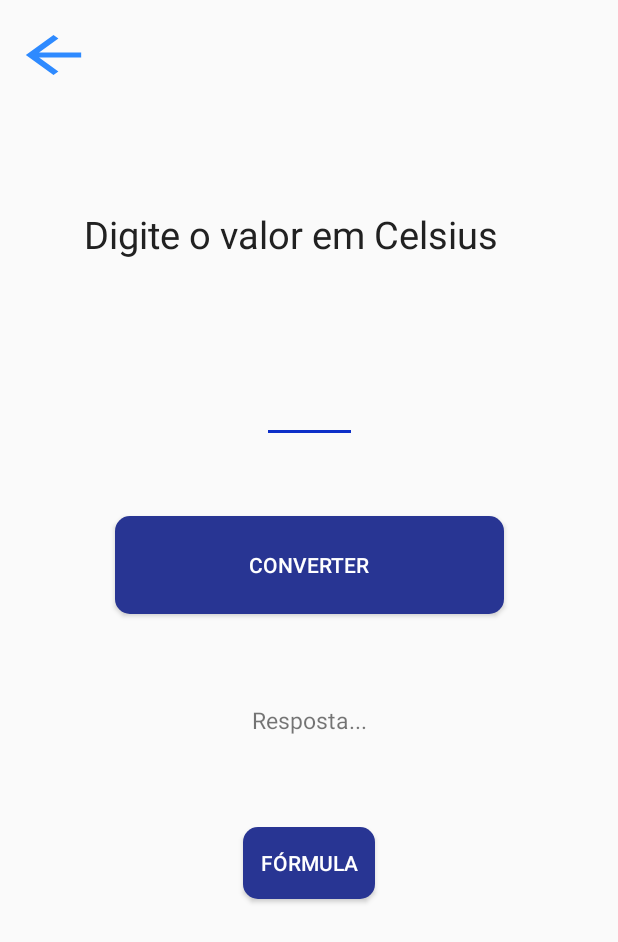
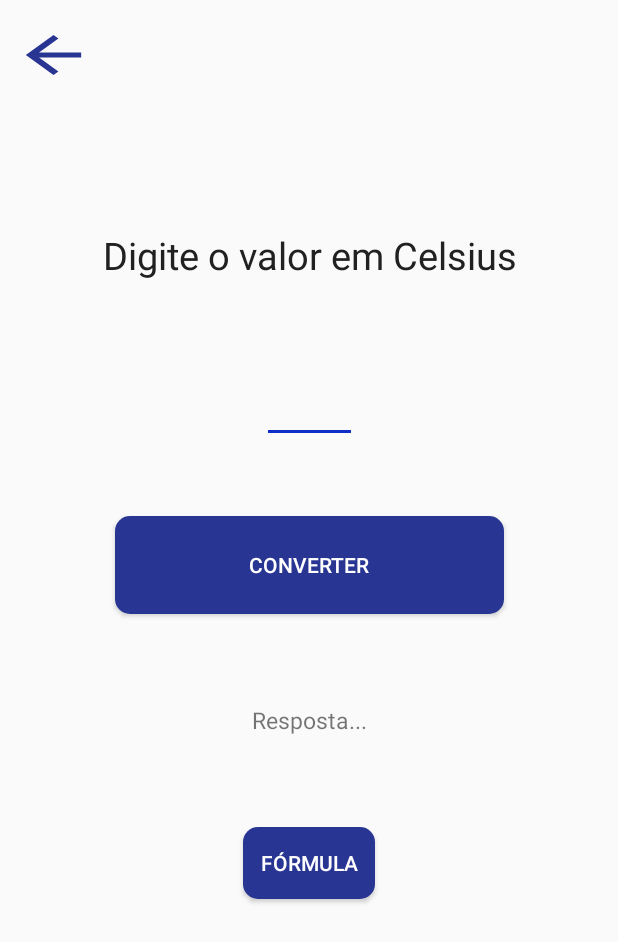
Before and after one commit to Henryxavierb/Conversor_Temp, an Android app: the Main2Activity screen opened directly, with no data from a screen before it, on a phone screen of 412 x 824 dp. Shown: the top 942 px of the screen. Run offline under Robolectric (Android 15) with nearby library versions, the phone set to English and light mode, and no system bars.

Commit message:
fixed gravit in layout

```diff
--- a/app/src/main/res/drawable/icon_back.xml
+++ b/app/src/main/res/drawable/icon_back.xml
@@ -1,4 +1,4 @@
-<vector android:height="24dp" android:tint="#2E8AFF"
+<vector android:height="24dp" android:tint="#283593"
     android:viewportHeight="24.0" android:viewportWidth="24.0"
     android:width="24dp" xmlns:android="http://schemas.android.com/apk/res/android">
     <path android:fillColor="#FF000000" android:pathData="M20,11H7.83l5.59,-5.59L12,4l-8,8 8,8 1.41,-1.41L7.83,13H20v-2z"/>
--- a/app/src/main/res/layout/activity_main.xml
+++ b/app/src/main/res/layout/activity_main.xml
@@ -11,6 +11,7 @@
         android:layout_width="289dp"
         android:layout_height="35dp"
         android:text="CONVERSOR DE TEMPERATURA"
+        android:gravity="center"
         android:textColor="#212121"
         android:textSize="20sp"
         android:textStyle="italic"
@@ -45,6 +46,7 @@
         android:layout_marginBottom="8dp"
         android:background="@drawable/next_button"
         android:text="Conversor Celsius"
+        android:gravity="center"
         app:layout_constraintBottom_toBottomOf="parent"
         app:layout_constraintEnd_toEndOf="parent"
         app:layout_constraintHorizontal_bias="0.5"
@@ -62,6 +64,7 @@
         android:layout_centerHorizontal="true"
         android:background="@drawable/next_button"
         android:text="Conversor Kelvin"
+        android:gravity="center"
         app:layout_constraintBottom_toBottomOf="parent"
         app:layout_constraintEnd_toEndOf="parent"
         app:layout_constraintHorizontal_bias="0.5"
@@ -79,6 +82,7 @@
         android:layout_marginBottom="8dp"
         android:background="@drawable/next_button"
         android:text="Conversor Fahrenheit"
+        android:gravity="center"
         app:layout_constraintBottom_toBottomOf="parent"
         app:layout_constraintEnd_toEndOf="parent"
         app:layout_constraintHorizontal_bias="0.5"
--- a/app/src/main/res/layout/activity_main2.xml
+++ b/app/src/main/res/layout/activity_main2.xml
@@ -32,6 +32,7 @@
         android:text="Digite o valor em Celsius"
         android:textColor="#212121"
         android:textSize="25sp"
+        android:gravity="center"
         app:layout_constraintBottom_toBottomOf="parent"
         app:layout_constraintEnd_toEndOf="parent"
         app:layout_constraintHorizontal_bias="0.5"
@@ -47,7 +48,7 @@
         android:layout_marginBottom="8dp"
         android:ems="10"
         android:inputType="numberSigned|numberDecimal"
-        android:textAlignment="center"
+        android:gravity="center"
         app:layout_constraintBottom_toBottomOf="parent"
         app:layout_constraintEnd_toEndOf="parent"
         app:layout_constraintHorizontal_bias="0.5"
@@ -64,6 +65,7 @@
         android:layout_marginBottom="8dp"
         android:background="@drawable/next_button"
         android:text="Converter"
+        android:gravity="center"
         app:layout_constraintBottom_toBottomOf="parent"
         app:layout_constraintEnd_toEndOf="parent"
         app:layout_constraintHorizontal_bias="0.5"
@@ -107,6 +109,7 @@
         android:textAlignment="center"
         android:textOff="Fórmula"
         android:textOn="Ocultar"
+        android:gravity="center"
         app:layout_constraintBottom_toBottomOf="parent"
         app:layout_constraintEnd_toEndOf="parent"
         app:layout_constraintHorizontal_bias="0.5"
--- a/app/src/main/res/layout/activity_main3.xml
+++ b/app/src/main/res/layout/activity_main3.xml
@@ -32,6 +32,7 @@
         android:text="Digite o valor em Kelvin"
         android:textColor="#212121"
         android:textSize="25sp"
+        android:gravity="center"
         app:layout_constraintBottom_toBottomOf="parent"
         app:layout_constraintEnd_toEndOf="parent"
         app:layout_constraintHorizontal_bias="0.5"
@@ -46,8 +47,8 @@
         android:layout_marginTop="8dp"
         android:layout_marginBottom="8dp"
         android:ems="10"
+        android:gravity="center"
         android:inputType="numberSigned|numberDecimal"
-        android:textAlignment="center"
         app:layout_constraintBottom_toBottomOf="parent"
         app:layout_constraintEnd_toEndOf="parent"
         app:layout_constraintHorizontal_bias="0.5"
@@ -64,6 +65,7 @@
         android:layout_marginBottom="8dp"
         android:background="@drawable/next_button"
         android:text="Converter"
+        android:gravity="center"
         app:layout_constraintBottom_toBottomOf="parent"
         app:layout_constraintEnd_toEndOf="parent"
         app:layout_constraintHorizontal_bias="0.5"
@@ -107,6 +109,7 @@
         android:textAlignment="center"
         android:textOff="Fórmula"
         android:textOn="Ocultar"
+        android:gravity="center"
         app:layout_constraintBottom_toBottomOf="parent"
         app:layout_constraintEnd_toEndOf="parent"
         app:layout_constraintHorizontal_bias="0.5"
--- a/app/src/main/res/layout/activity_main4.xml
+++ b/app/src/main/res/layout/activity_main4.xml
@@ -48,7 +48,7 @@
         android:layout_marginBottom="8dp"
         android:ems="10"
         android:inputType="numberSigned|numberDecimal"
-        android:textAlignment="center"
+        android:gravity="center"
         app:layout_constraintBottom_toBottomOf="parent"
         app:layout_constraintEnd_toEndOf="parent"
         app:layout_constraintHorizontal_bias="0.5"
@@ -65,6 +65,7 @@
         android:layout_marginBottom="8dp"
         android:background="@drawable/next_button"
         android:text="Converter"
+        android:gravity="center"
         app:layout_constraintBottom_toBottomOf="parent"
         app:layout_constraintEnd_toEndOf="parent"
         app:layout_constraintHorizontal_bias="0.5"
@@ -108,6 +109,7 @@
         android:textAlignment="center"
         android:textOff="Fórmula"
         android:textOn="Ocultar"
+        android:gravity="center"
         app:layout_constraintBottom_toBottomOf="parent"
         app:layout_constraintEnd_toEndOf="parent"
         app:layout_constraintHorizontal_bias="0.5"
```
